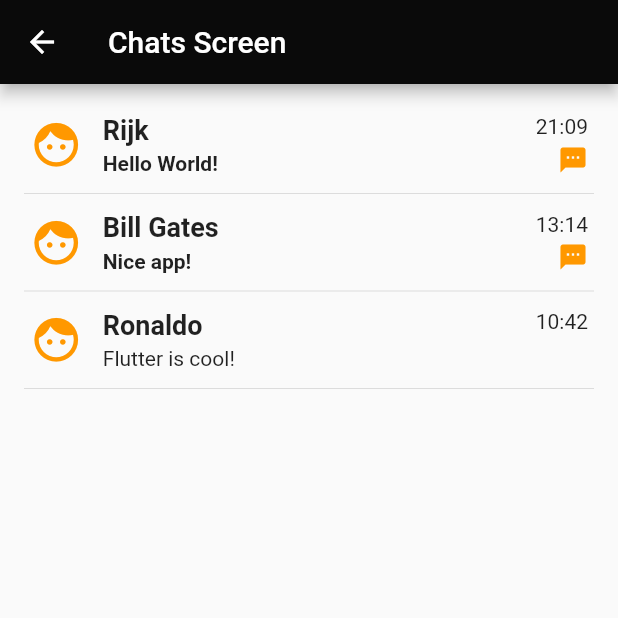
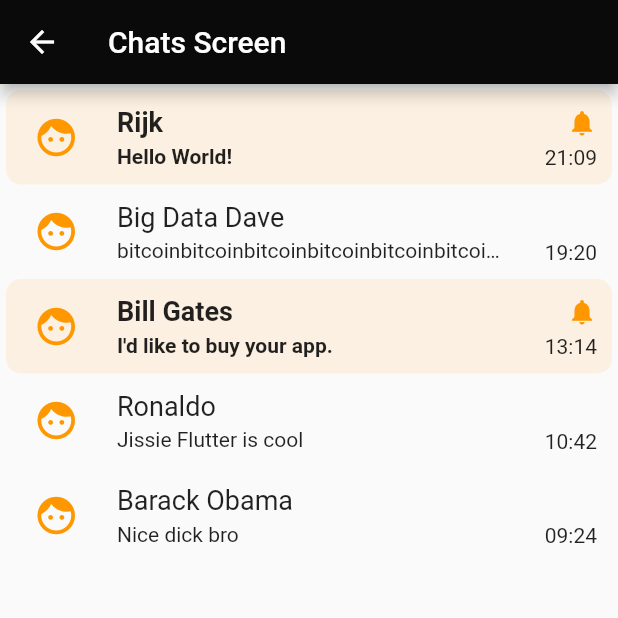
Before and after one commit to rijkdw/the_shed, a Flutter app: the Chats screen opened directly, on a phone screen of 412 x 824 dp, the top half of it. Run offline on Flutter 3.47's test engine with Material 2 defaults, Android fonts, the phone set to English and light mode, and no system bars; our stand-ins replace curved_navigation_bar.

Commit message:
Changed color scheme, added text wrapping, finetuned layout

```diff
--- a/front-end/lib/screens/home/chats.dart
+++ b/front-end/lib/screens/home/chats.dart
@@ -2,117 +2,165 @@ import 'package:flutter/material.dart';
 
 class Chats extends StatelessWidget {
 
-  final _senderFont = const TextStyle(fontSize: 18.0, fontWeight: FontWeight.bold);
+  // class constants
+
+  // fonts
+  final _senderUnreadFont = const TextStyle(fontSize: 18.0, fontWeight: FontWeight.bold);
+  final _senderReadFont = const TextStyle(fontSize: 18.0);
   final _messageReadFont = const TextStyle(fontSize: 14.0);
   final _messageUnreadFont = const TextStyle(fontSize: 14.0, fontWeight: FontWeight.bold);
   final _messageTimeFont = const TextStyle(fontSize: 14.0);
 
-  var _messagesArr = [
+  // colors
+  final _titlebarColor = Color.fromRGBO(10, 10, 10, 1.0);
+  final _iconColor = Colors.orange;
+
+  // list of dummy chats
+  var _chatsArr = [
     { 'name': 'Rijk', 'last_message': 'Hello World!', 'last_message_time': '21:09', 'unread': 3 },
-    { 'name': 'Ronaldo', 'last_message': 'Flutter is cool!', 'last_message_time': '10:42', 'unread': 0 },
-    { 'name': 'Bill Gates', 'last_message': 'Nice app!', 'last_message_time': '13:14', 'unread': 1 }
+    { 'name': 'Ronaldo', 'last_message': 'Jissie Flutter is cool', 'last_message_time': '10:42', 'unread': 0 },
+    { 'name': 'Bill Gates', 'last_message': 'I\'d like to buy your app.', 'last_message_time': '13:14', 'unread': 1 },
+    { 'name': 'Big Data Dave', 'last_message': 'bitcoin'*100, 'last_message_time': '19:20', 'unread': 0},
+    { 'name': 'Barack Obama', 'last_message': 'Nice dick bro', 'last_message_time': '09:24', 'unread': 0},
   ];
 
   @override
   Widget build(BuildContext context) {
+
+    // before rendering:
+
     // sort the list of messages by time
-    _messagesArr.sort((a, b) => b['last_message_time'].toString().compareTo(a['last_message_time'].toString()));
+    _chatsArr.sort((a, b) => b['last_message_time'].toString().compareTo(a['last_message_time'].toString()));
+
     return Scaffold(
       appBar: AppBar(
         title: Text("Chats Screen"),
-        backgroundColor: Color.fromRGBO(10, 10, 10, 1.0),
+        backgroundColor: _titlebarColor,
       ),
       body: _buildChatsList(),
     );
   }
 
+  // build the list of chats
   Widget _buildChatsList() {
     return ListView.builder(
-      padding: const EdgeInsets.all(16.0),
+      padding: const EdgeInsets.all(4),
       itemBuilder: (context, i) {
-        if (i.isOdd) return Divider();
+        // removed:  Divider code
+        // if (i.isOdd) return Divider();  // to put dividers inbetween chats
+        // final index = i ~/ 2;  // divide by 2, round down
 
-        final index = i ~/ 2;
-        if (index < _messagesArr.length) return _buildRow(_messagesArr[index]);
+        // replaced with:  Prettier colored box code
+        final index = i;
+        if (index < _chatsArr.length) return _buildRow(context, _chatsArr[index]);
         else return null;
       }
     );
   }
 
-  Widget _buildRow(messageDict) {
+  // build one chat row
+  Widget _buildRow(context, messageDict) {
 
+    // the data to be displayed in this row
     String _username = messageDict['name'];
     String _message_text = messageDict['last_message'];
     String _message_time = messageDict['last_message_time'];
     bool _unread = messageDict['unread'] > 0;
 
-    return Container(
-      padding: const EdgeInsets.all(4),
+    return GestureDetector(
+
+      // tapping opens the chat
+      onTap: () {
+        final snackBar = SnackBar(
+          content: Text(
+            'Chat \"' + _username + '\" selected.'
+          )
+        );
+        Scaffold.of(context).showSnackBar(snackBar);
+      },
+
+      // build the chat row
+      child: Container(
+        padding: const EdgeInsets.all(10),
+        decoration: BoxDecoration(
+          borderRadius: BorderRadius.all(Radius.circular(10)),
+          color: _unread? Colors.orange.withOpacity(0.1): Color.fromRGBO(0, 0, 0, 0.0), // to allow tapping anywhere on the chat name
+        ),
         child: Row(
           children: [
 
-          // profile picture
+            // build profile picture
             Expanded(
-            flex: 15,
+              flex: 20,
               child: Container(
+                alignment: Alignment(-0.5, 0.0),
                 child: Column(
-                crossAxisAlignment: CrossAxisAlignment.start,
+                  crossAxisAlignment: CrossAxisAlignment.center,
                   children: [
                     Icon(
                       Icons.face,
-                    color: Colors.orange,
-                    size: 35,
+                      color: _iconColor,
+                      size: 30,
                     )
                   ]
                 ),
               ),
             ),
 
-          // name and message
+            // build name and message
             Expanded(
               flex: 80,
               child: Container(
                 child: Column(
                   crossAxisAlignment: CrossAxisAlignment.start,
                   children: [
+                    // build name
                     Container(
                       padding: const EdgeInsets.only(bottom: 4),
                       child: Text(
                         _username,
-                      style: _senderFont,
+                        style: _unread? _senderUnreadFont : _senderReadFont,  // if the message is unread, use bold font
                         textAlign: TextAlign.left
                       ),
                     ),
+                    // build message
                     Text(
                       _message_text,
-                    style: _unread? _messageUnreadFont : _messageReadFont,
+                      overflow: TextOverflow.ellipsis,  // fade the text out if it's longer than the row allows
+                      maxLines: 1,
+                      softWrap: false,
+                      style: _unread? _messageUnreadFont : _messageReadFont,  // if the message is unread, use bold font
                       textAlign: TextAlign.left
-                  ),
+                    )
                   ]
                 ),
               ),
             ),
 
-          // time of message and new message notification
+            // build time of message and new message notification
             Expanded(
               flex: 20,
               child: Container(
-              alignment: Alignment(1.0, 0.0),
                 child: Column(
                   crossAxisAlignment: CrossAxisAlignment.end,
                   children: [
+                    // build message notification
                     Container(
-                    padding: const EdgeInsets.only(bottom: 4),
+                      padding: const EdgeInsets.only(top: 2),
+                      child: Icon(
+                        _unread? Icons.notifications : null,
+                        color: _iconColor,
+                        size: 20,
+                      ),
+                    ),
+                    // build time of message
+                    Container(
+                      padding: const EdgeInsets.only(top: 5),
                       child: Text(
                         _message_time,
                         style: _messageTimeFont,
                         textAlign: TextAlign.left
                       ),
-                  ),
-                  Icon(
-                    _unread? Icons.sms : null,
-                    color: Colors.orange,
-                    size: 20,
                     ),
                   ]
                 ),
@@ -121,6 +169,7 @@ class Chats extends StatelessWidget {
 
           ],
         ),
+      )
     );
   }
 
```
Lines whose indentation alone changed are shown as unchanged.
